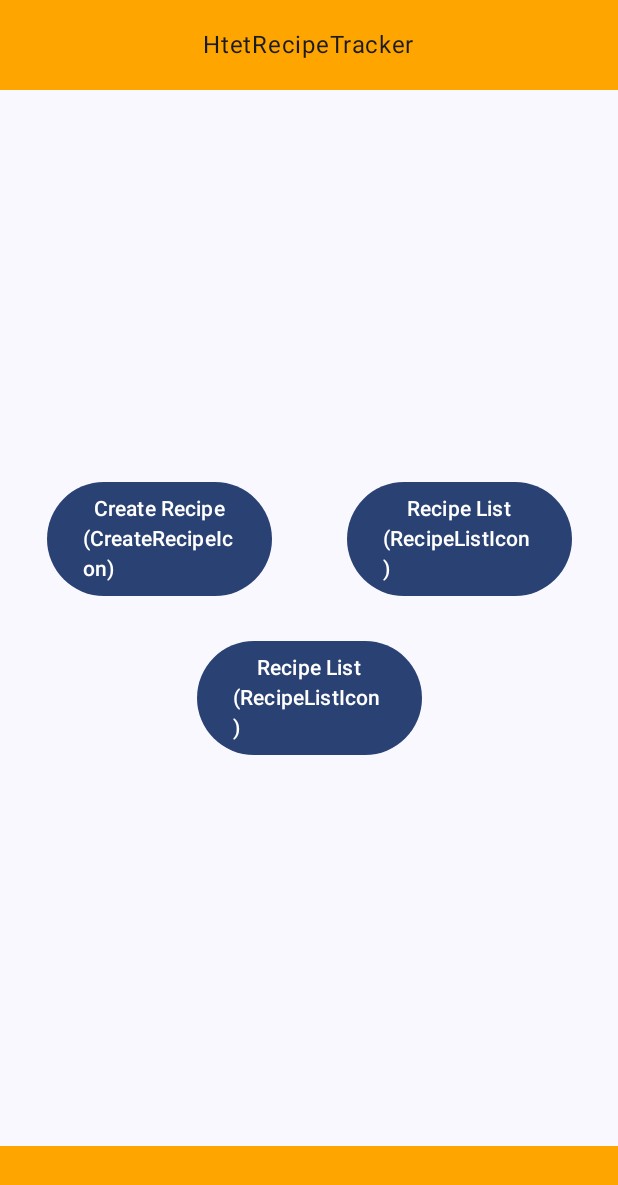
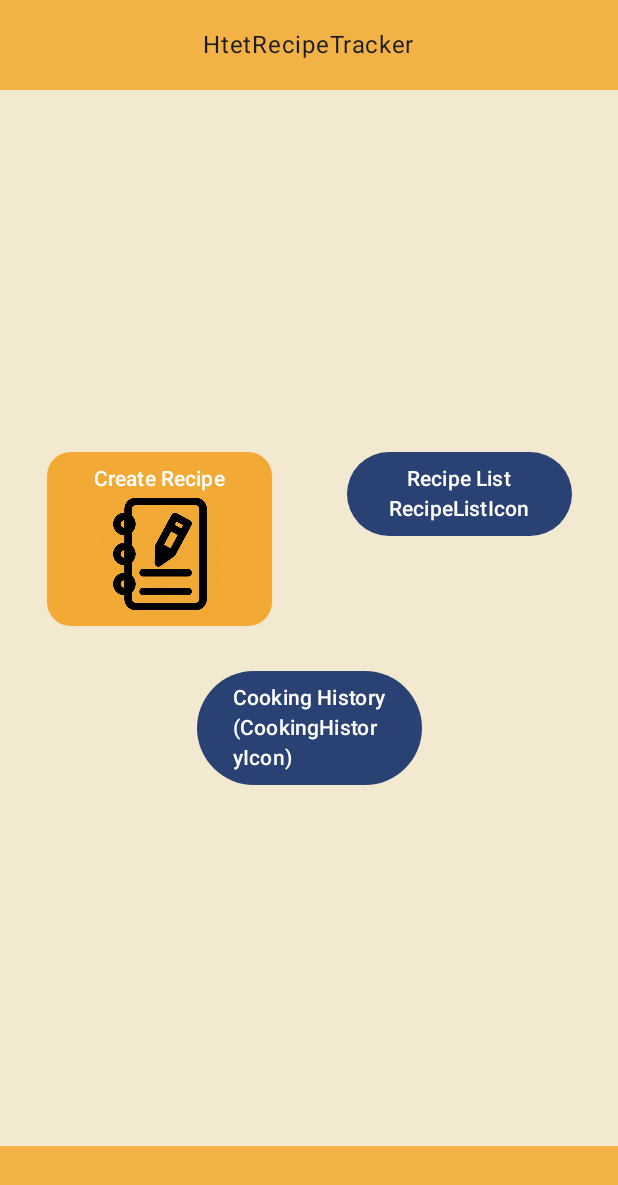
Before and after one commit to HTEThub/MyRecipeTracker, an Android app built with Jetpack Compose: the screen it shows after launch (MainActivity), on a phone screen of 412 x 824 dp. Shown: the top 1185 px of the screen. Run offline under Robolectric (Android 15) with nearby library versions, the phone set to English and light mode, and no system bars.

Commit message:
Added an image and updated the button to contain that image

```diff
--- a/app/src/main/java/com/htet08/htetrecipetracker/MainActivity.kt
+++ b/app/src/main/java/com/htet08/htetrecipetracker/MainActivity.kt
@@ -5,6 +5,7 @@ import android.os.Bundle
 import androidx.activity.ComponentActivity
 import androidx.activity.compose.setContent
 import androidx.activity.enableEdgeToEdge
+import androidx.compose.foundation.Image
 import androidx.compose.foundation.background
 import androidx.compose.foundation.layout.Arrangement
 import androidx.compose.foundation.layout.Box
@@ -17,7 +18,10 @@ import androidx.compose.foundation.layout.height
 import androidx.compose.foundation.layout.padding
 import androidx.compose.foundation.layout.size
 import androidx.compose.foundation.layout.width
+import androidx.compose.foundation.shape.RoundedCornerShape
 import androidx.compose.material3.Button
+import androidx.compose.material3.ButtonColors
+import androidx.compose.material3.ButtonDefaults
 import androidx.compose.material3.ExperimentalMaterial3Api
 import androidx.compose.material3.Scaffold
 import androidx.compose.material3.Text
@@ -25,6 +29,7 @@ import androidx.compose.runtime.Composable
 import androidx.compose.ui.Alignment
 import androidx.compose.ui.Modifier
 import androidx.compose.ui.graphics.Color
+import androidx.compose.ui.res.painterResource
 import androidx.compose.ui.res.stringResource
 import androidx.compose.ui.tooling.preview.Preview
 import androidx.compose.ui.unit.dp
@@ -49,6 +54,11 @@ class MainActivity : ComponentActivity() {
 
 @Composable
 fun RecipeMainLayout(modifier: Modifier = Modifier) {
+    Box(
+        modifier = modifier
+            .fillMaxSize()
+            .background(Color(0xFFF3E9D1)) // Light warm background
+    ) {
         Column(modifier = modifier.fillMaxSize()) {
             // Top bar
             RecipeTopAppBar()
@@ -62,6 +72,7 @@ fun RecipeMainLayout(modifier: Modifier = Modifier) {
             RecipeBottomAppBar()
         }
     }
+}
 
 @OptIn(ExperimentalMaterial3Api::class)
 @Composable
@@ -70,7 +81,7 @@ fun RecipeTopAppBar(modifier: Modifier = Modifier) {
         modifier = Modifier
             .fillMaxWidth()
             .height(60.dp)  // Adjust height as needed
-            .background(Color(0xFFFFA500)), // Use your chosen color here
+            .background(Color(0xFFF3B245)), // Use your chosen color here
         verticalAlignment = Alignment.CenterVertically,
         horizontalArrangement = Arrangement.Center
     ) {
@@ -93,11 +104,20 @@ fun RecipeMainMenu(modifier: Modifier = Modifier) {
             ) {
                 Button(
                     onClick = { /* Button 1 action */ },
-                    modifier = Modifier.width(150.dp)
+                    modifier = Modifier.width(150.dp),
+                    shape = RoundedCornerShape(16.dp),
+                    colors = ButtonDefaults.buttonColors(
+                        containerColor = Color(0xFFF3AA35), // Green background
+                        contentColor = Color.White // White text
+                    )
                 ) {
                     Column (horizontalAlignment = Alignment.CenterHorizontally) {
                         Text("Create Recipe")
-                        Text("(CreateRecipeIcon)")
+                        Image(
+                            painter = painterResource(id = R.drawable.createrecipeicon),
+                            contentDescription = "CreateRecipeIcon",
+                            modifier = Modifier.size(80.dp)
+                        )
                     }
                 }
                 Button(
@@ -106,7 +126,7 @@ fun RecipeMainMenu(modifier: Modifier = Modifier) {
                 ) {
                     Column (horizontalAlignment = Alignment.CenterHorizontally) {
                         Text("Recipe List")
-                        Text("(RecipeListIcon)")
+                        Text("RecipeListIcon")
                     }
                 }
             }
@@ -119,8 +139,8 @@ fun RecipeMainMenu(modifier: Modifier = Modifier) {
                 modifier = Modifier.width(150.dp)
             ) {
                 Column (horizontalAlignment = Alignment.CenterHorizontally) {
-                    Text("Recipe List")
-                    Text("(RecipeListIcon)")
+                    Text("Cooking History")
+                    Text("(CookingHistoryIcon)")
                 }
             }
         }
@@ -136,7 +156,7 @@ fun RecipeBottomAppBar(modifier: Modifier = Modifier) {
         modifier = Modifier
             .fillMaxWidth()
             .height(60.dp)  // Adjust height as needed
-            .background(Color(0xFFFFA500)), // Use your chosen color here
+            .background(Color(0xFFF3B245)), // Use your chosen color here
         verticalAlignment = Alignment.CenterVertically,
         horizontalArrangement = Arrangement.Center
     ) {
@@ -149,7 +169,7 @@ fun RecipeBottomAppBar(modifier: Modifier = Modifier) {
 
 @Preview(showBackground = true)
 @Composable
-fun MainLayoutPreview() {
+fun RecipeMainLayoutPreview() {
     HtetRecipeTrackerTheme {
         RecipeMainLayout()
     }
```
Also changed, not shown: app/src/main/res/drawable/createrecipeicon.webp (added). Lines whose indentation alone changed are shown as unchanged.
